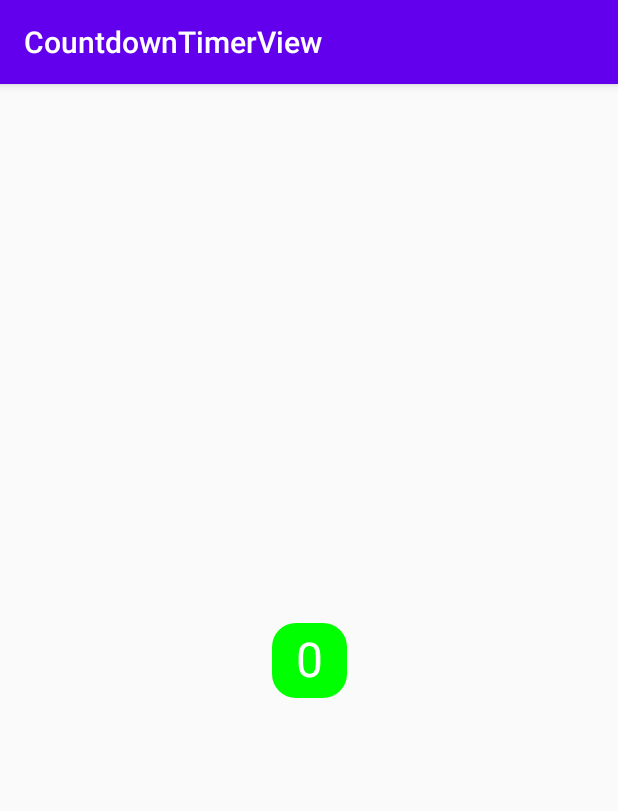
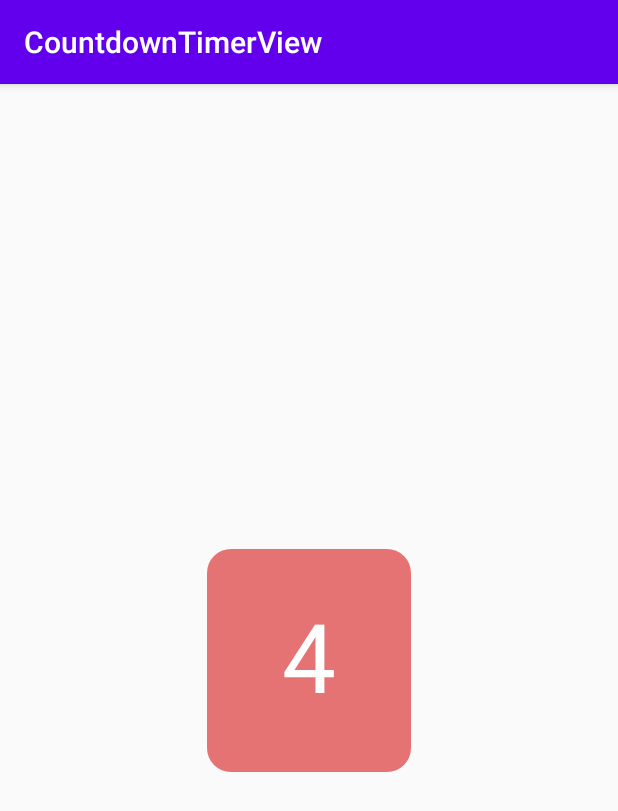
Before and after one commit to diegohkd/CountdownTimer, an Android app: the screen it shows after launch (MainActivity), on a phone screen of 412 x 824 dp. Shown: the top 811 px of the screen. Run offline under Robolectric (Android 15) with nearby library versions, the phone set to English and light mode, and no system bars.

Commit message:
Feat: add timer

```diff
--- a/app/src/main/java/example/com/countdowntimerview/CountdownTimerView.kt
+++ b/app/src/main/java/example/com/countdowntimerview/CountdownTimerView.kt
@@ -5,8 +5,10 @@ import android.graphics.Canvas
 import android.graphics.Color
 import android.graphics.Paint
 import android.graphics.RectF
+import android.os.CountDownTimer
 import android.util.AttributeSet
 import android.view.View
+import androidx.core.content.ContextCompat
 
 class CountdownTimerView(context: Context, attrs: AttributeSet? = null) : View(context, attrs) {
 
@@ -25,11 +27,12 @@ class CountdownTimerView(context: Context, attrs: AttributeSet? = null) : View(c
     private val defaultCornerRadiusDp: Float = 16f
     private var defaultBackgroundColor = Color.GREEN
     private var defaultTextColor = Color.WHITE
-    private var defaultTextSizeSp = 32f
+    private var defaultTextSizeSp = 64f
 
     // endregion
 
-    private var initialTime = 0
+    private var countDownTimer: CountDownTimer? = null
+    private var initialTime = 10
     private var currentTime = 0
 
     init {
@@ -53,11 +56,26 @@ class CountdownTimerView(context: Context, attrs: AttributeSet? = null) : View(c
         drawNumberText(canvas, canvasWidth, canvasHeight)
     }
 
+    fun start() {
+        currentTime = initialTime
+        countDownTimer = object : CountDownTimer(currentTime * 1000L, 1000) {
+            override fun onTick(millisUntilFinished: Long) {
+                if (millisUntilFinished < (currentTime - 1) * 1000) // ignore first tick
+                    decrementTime()
+            }
+
+            override fun onFinish() {
+                decrementTime()
+            }
+        }.start()
+    }
+
     // region private
 
     private fun setupView() {
         setupBackground()
         setupNumberText()
+        setupTimer()
     }
 
     private fun setupBackground() {
@@ -70,6 +88,10 @@ class CountdownTimerView(context: Context, attrs: AttributeSet? = null) : View(c
     private fun setupNumberText() {
         numberPaint.color = defaultTextColor
         numberPaint.textSize = (defaultTextSizeSp * resources.displayMetrics.scaledDensity)
+    }
+
+    private fun setupTimer() {
+        currentTime = initialTime
     }
 
     private fun calculateMeasuredWidthCanvas(widthMeasureSpec: Int): Int {
@@ -116,5 +138,20 @@ class CountdownTimerView(context: Context, attrs: AttributeSet? = null) : View(c
         canvas.drawText(displayedCount, textX, textY, numberPaint)
     }
 
+    private fun decrementTime() {
+        currentTime--
+
+        backgroundPaint.color = when (currentTime) {
+            0 -> ContextCompat.getColor(context, R.color.red)
+            1 -> ContextCompat.getColor(context, R.color.red1)
+            2 -> ContextCompat.getColor(context, R.color.red2)
+            3 -> ContextCompat.getColor(context, R.color.red3)
+            4 -> ContextCompat.getColor(context, R.color.red4)
+            else -> customBackgroundColor
+        }
+
+        invalidate()
+    }
+
     // endregion
 }
--- a/app/src/main/java/example/com/countdowntimerview/MainActivity.kt
+++ b/app/src/main/java/example/com/countdowntimerview/MainActivity.kt
@@ -1,7 +1,8 @@
 package example.com.countdowntimerview
 
+import android.os.Bundle
 import androidx.appcompat.app.AppCompatActivity
-import android.os.Bundle
+import kotlinx.android.synthetic.main.activity_main.*
 
 class MainActivity : AppCompatActivity() {
 
@@ -9,4 +10,9 @@ class MainActivity : AppCompatActivity() {
         super.onCreate(savedInstanceState)
         setContentView(R.layout.activity_main)
     }
+
+    override fun onResume() {
+        super.onResume()
+        countdownTimerView.start()
+    }
 }
--- a/app/src/main/res/layout/activity_main.xml
+++ b/app/src/main/res/layout/activity_main.xml
@@ -7,8 +7,10 @@
     tools:context=".MainActivity">
 
     <example.com.countdowntimerview.CountdownTimerView
-        android:layout_width="50dp"
-        android:layout_height="50dp"
+        android:id="@+id/countdownTimerView"
+        android:layout_width="wrap_content"
+        android:layout_height="wrap_content"
+        android:padding="32dp"
         app:layout_constraintBottom_toBottomOf="parent"
         app:layout_constraintLeft_toLeftOf="parent"
         app:layout_constraintRight_toRightOf="parent"
--- a/app/src/main/res/values/colors.xml
+++ b/app/src/main/res/values/colors.xml
@@ -3,4 +3,9 @@
     <color name="colorPrimary">#6200EE</color>
     <color name="colorPrimaryDark">#3700B3</color>
     <color name="colorAccent">#03DAC5</color>
+    <color name="red">#FF0000</color>
+    <color name="red1">#FF3935</color>
+    <color name="red2">#F44336</color>
+    <color name="red3">#EF5350</color>
+    <color name="red4">#E57373</color>
 </resources>
```
